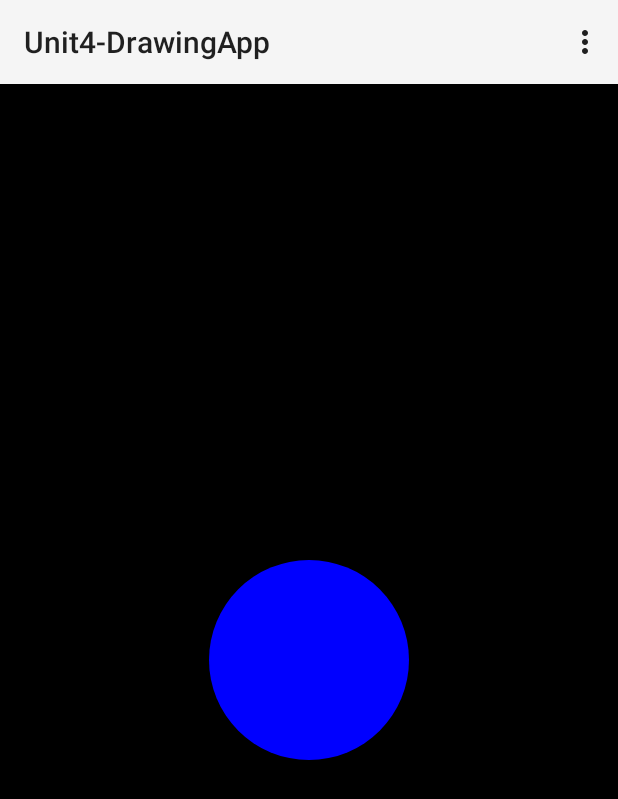
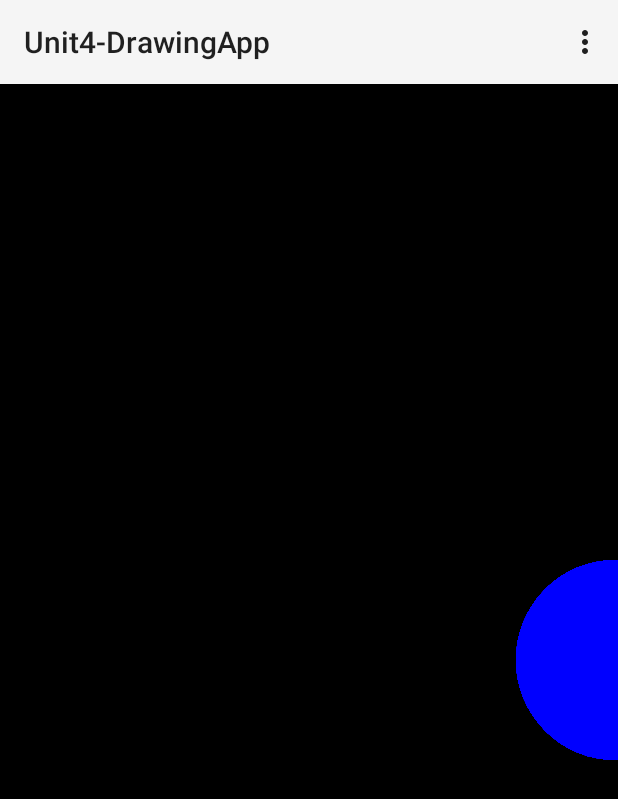
Before and after one commit to CheetahRobotics/Team10182, an Android app: the screen it shows after launch (MainActivity), on a phone screen of 412 x 824 dp. Shown: the top 799 px of the screen. Run offline under Robolectric (Android 15) with nearby library versions, the phone set to English and light mode, and no system bars; 1 statement that could not run was skipped.

Commit message:
intellij cruft

```diff
--- a/ProgrammingUnits/Unit4-DrawingApp/app/src/main/java/drwtcp/ftc/com/unit4_drawingapp/MainActivity.java
+++ b/ProgrammingUnits/Unit4-DrawingApp/app/src/main/java/drwtcp/ftc/com/unit4_drawingapp/MainActivity.java
@@ -6,6 +6,7 @@ import android.graphics.Canvas;
 import android.graphics.Color;
 import android.graphics.Paint;
 import android.os.Bundle;
+import android.util.Log;
 import android.view.Menu;
 import android.view.MenuItem;
 import android.view.View;
@@ -41,8 +42,14 @@ public class MainActivity extends Activity {
             x = getWidth()/2;
             y = getHeight()/2;
             paint.setColor(Color.BLUE);
-            canvas.drawCircle(x, y, radius, paint);
-
+            for (int a = 0; a < 100; a++) {
+                x = y+ 20;
+                   ;addOnAttachStateChangeListener(6); x= x+20;
+                Log.i("test", "a is " + a);
+                Log.i("test", "x is " + x);
+                Log.i("test", "y is " + y);
+                canvas.drawCircle(x,y, radius, paint);
+            }
         }
     }
     @Override
```
